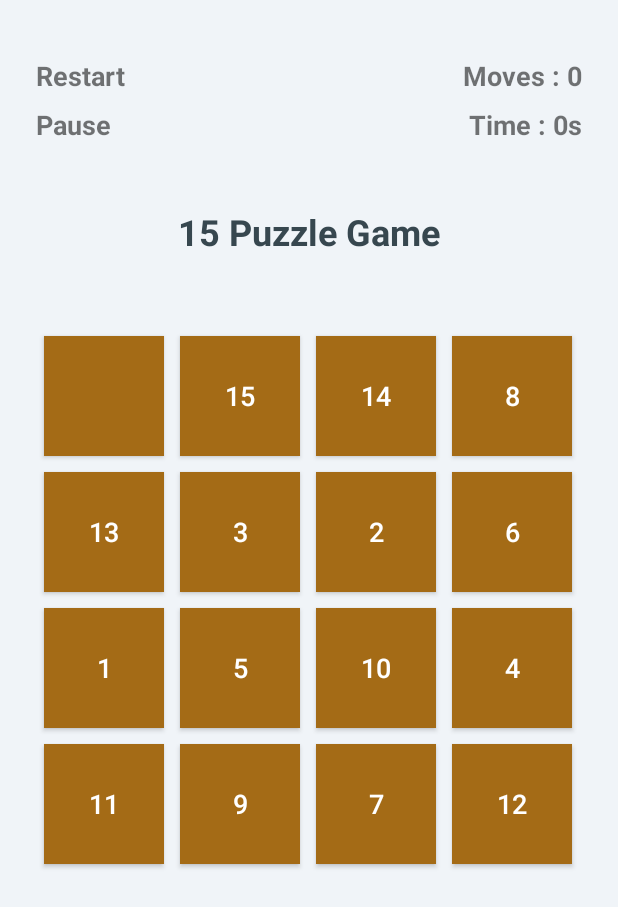
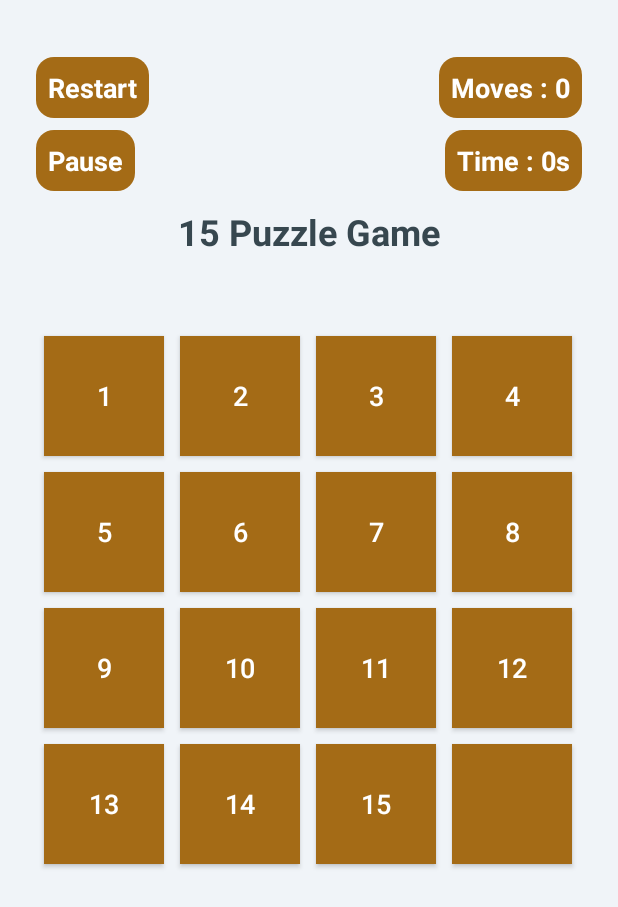
Before and after one commit to SabrinaRashidova/FifteenPuzzleGame, an Android app: the GameActivity screen opened directly, with no data from a screen before it, on a phone screen of 412 x 824 dp. Shown: the top 907 px of the screen. Run offline under Robolectric (Android 15) with nearby library versions, the phone set to English and light mode, and no system bars.

```diff
--- /dev/null
+++ b/app/src/main/res/drawable/bg_txt_rounded.xml
@@ -0,0 +1,7 @@
+<?xml version="1.0" encoding="utf-8"?>
+<shape xmlns:android="http://schemas.android.com/apk/res/android">
+
+    <solid android:color="@color/primary_color"/>
+    <corners android:radius="12dp"/>
+
+</shape>
--- a/app/src/main/res/layout/activity_game.xml
+++ b/app/src/main/res/layout/activity_game.xml
@@ -25,6 +25,9 @@
                 android:layout_width="wrap_content"
                 android:layout_height="wrap_content"
                 android:text="Restart"
+                android:textColor="@color/white"
+                android:background="@drawable/bg_txt_rounded"
+                android:padding="8dp"
                 android:textSize="18sp"
                 android:textStyle="bold"/>
 
@@ -34,6 +37,9 @@
                 android:id="@+id/txt_pasuse"
                 android:text="Pause"
                 android:textSize="18sp"
+                android:textColor="@color/white"
+                android:background="@drawable/bg_txt_rounded"
+                android:padding="8dp"
                 android:textStyle="bold"
                 android:layout_marginTop="8dp"/>
 
@@ -51,6 +57,9 @@
                 android:layout_width="wrap_content"
                 android:layout_height="wrap_content"
                 android:text="Moves : 0"
+                android:textColor="@color/white"
+                android:background="@drawable/bg_txt_rounded"
+                android:padding="8dp"
                 android:textSize="18sp"
                 android:textStyle="bold"/>
 
@@ -60,6 +69,9 @@
                 android:id="@+id/txt_timer"
                 android:text="Time : 0s"
                 android:textSize="18sp"
+                android:textColor="@color/white"
+                android:background="@drawable/bg_txt_rounded"
+                android:padding="8dp"
                 android:textStyle="bold"
                 android:layout_marginTop="8dp"/>
 
--- /dev/null
+++ b/app/src/main/res/values/syles.xml
@@ -0,0 +1,7 @@
+<?xml version="1.0" encoding="utf-8"?>
+<resources>
+    <style name="DialogAnimation">
+        <item name="android:windowEnterAnimation">@android:anim/fade_in</item>
+        <item name="android:windowExitAnimation">@android:anim/fade_out</item>
+    </style>
+</resources>
```
Also changed, not shown: app/src/main/java/com/example/fifteenpuzzlegame/ui/GameActivity.kt (+46 -1 lines), app/src/main/java/com/example/fifteenpuzzlegame/ui/GameOverActivity.kt (deleted, +0 -23 lines), app/src/main/res/layout/activity_game_over.xml (deleted, +0 -13 lines), app/src/main/res/layout/dialog_game_over.xml (added, +56 -0 lines).
